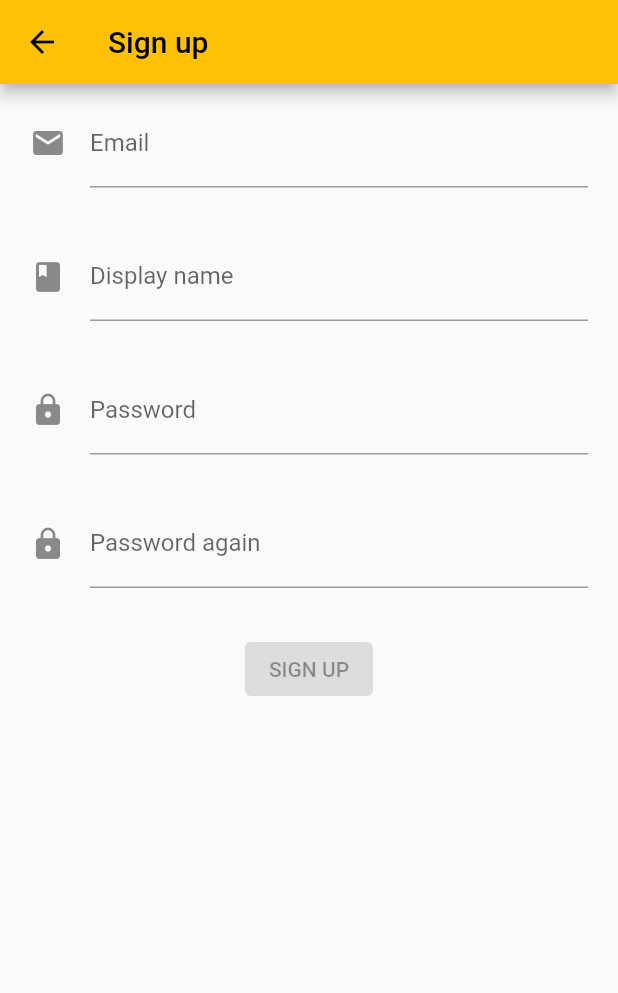
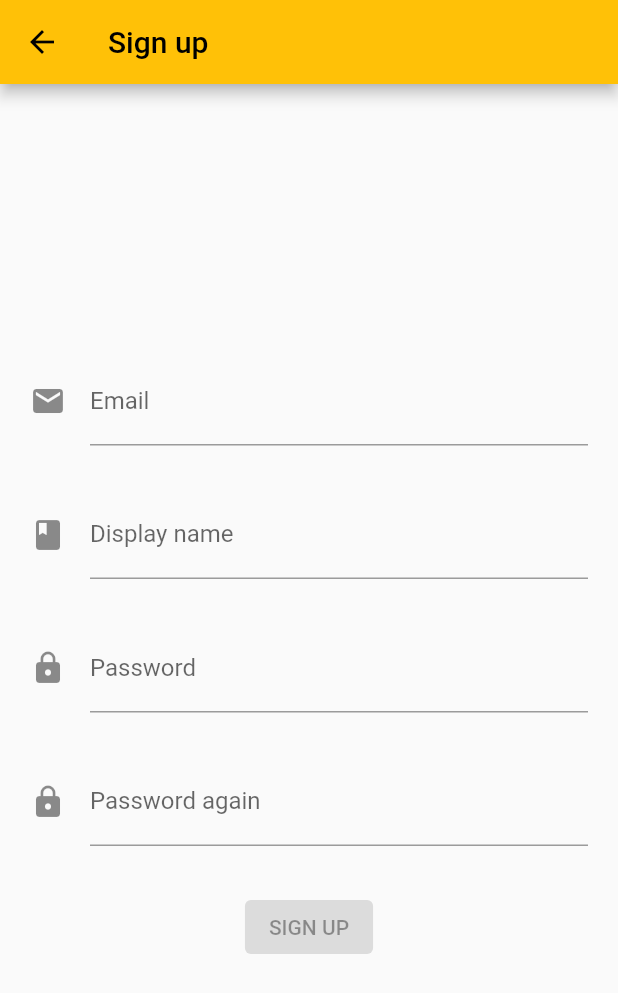
Before and after one commit to Hrakof/grocery-manager, a Flutter app: the screen it shows after launch, after a tap on "SIGN UP", on a phone screen of 412 x 824 dp. Shown: the top 993 px of the screen. Run offline on Flutter 3.47's test engine with Material 2 defaults, Android fonts, the phone set to English and light mode, and no system bars; our stand-ins replace bloc, cloud_firestore, double_back_to_close_app, equatable, firebase_auth, firebase_core and 3 more; missing offline and left inert: diffutil_sliverlist, flutter_iconpicker; accounts and stored records are empty; generated files the repository leaves out were written again.

Commit message:
Responsive login and register screen

```diff
--- a/lib/app.dart
+++ b/lib/app.dart
@@ -47,7 +47,7 @@ class _AppWidget extends StatelessWidget {
     );
 
     return MaterialApp.router(
-      title: 'Grocery Manager',//TODO l10n
+      title: 'Grocery Manager',
       theme: ThemeData(
         primarySwatch: Colors.amber,
       ),
--- a/lib/screens/authentication/login/login_screen.dart
+++ b/lib/screens/authentication/login/login_screen.dart
@@ -36,6 +36,11 @@ class LoginScreen extends StatelessWidget {
 class _LoginForm extends StatelessWidget {
   @override
   Widget build(BuildContext context) {
+    final media = MediaQuery.of(context);
+
+    final centerFlex =      media.size.width < 600 ? 1 : media.size.width < 1000 ? 3 : media.size.width < 1500 ? 1 : 1;
+    final placeHolderFlex = media.size.width < 600 ? 0 : media.size.width < 1000 ? 1 : media.size.width < 1500 ? 1 : 2;
+
     return BlocListener<LoginCubit, LoginState>(
       listener: (context, state){
         if(state.status == FormzStatus.submissionFailure){
@@ -44,7 +49,16 @@ class _LoginForm extends StatelessWidget {
             ..showSnackBar(SnackBar(content: Text(state.errorMessage),));
         }
       },
+      child: Center(
         child: SingleChildScrollView(
+          child: Row(
+            children: [
+              Expanded(
+                flex: placeHolderFlex,
+                child: const SizedBox(),
+              ),
+              Expanded(
+                flex: centerFlex,
                 child: Column(
                   children: [
                     Image.asset(
@@ -63,6 +77,14 @@ class _LoginForm extends StatelessWidget {
                       ],
                     ),
                   ],
+                ),
+              ),
+              Expanded(
+                flex: placeHolderFlex,
+                child: const SizedBox(),
+              ),
+            ],
+          ),
         ),
       ),
     );
--- a/lib/screens/authentication/sign_up/sign_up_screen.dart
+++ b/lib/screens/authentication/sign_up/sign_up_screen.dart
@@ -33,6 +33,11 @@ class SignUpScreen extends StatelessWidget{
 class _SignUpForm extends StatelessWidget {
   @override
   Widget build(BuildContext context) {
+    final media = MediaQuery.of(context);
+
+    final centerFlex =      media.size.width < 600 ? 1 : media.size.width < 1000 ? 3 : media.size.width < 1500 ? 1 : 1;
+    final placeHolderFlex = media.size.width < 600 ? 0 : media.size.width < 1000 ? 1 : media.size.width < 1500 ? 1 : 2;
+
     return BlocListener<SignUpCubit, SignUpState>(
       listener: (context, state){
         if(state.status == FormzStatus.submissionFailure){
@@ -41,7 +46,16 @@ class _SignUpForm extends StatelessWidget {
             ..showSnackBar(SnackBar(content: Text(state.errorMessage),));
         }
       },
+      child: Center(
         child: SingleChildScrollView(
+          child: Row(
+            children: [
+              Expanded(
+                flex: placeHolderFlex,
+                child: const SizedBox(),
+              ),
+              Expanded(
+                flex: centerFlex,
                 child: Column(
                   children: [
                     _EmailInput(),
@@ -54,6 +68,14 @@ class _SignUpForm extends StatelessWidget {
                     const SizedBox(height: 8.0),
                     _SignUpButton(),
                   ],
+                ),
+              ),
+              Expanded(
+                flex: placeHolderFlex,
+                child: const SizedBox(),
+              ),
+            ],
+          ),
         ),
       ),
     );
```
Lines whose indentation alone changed are shown as unchanged.
